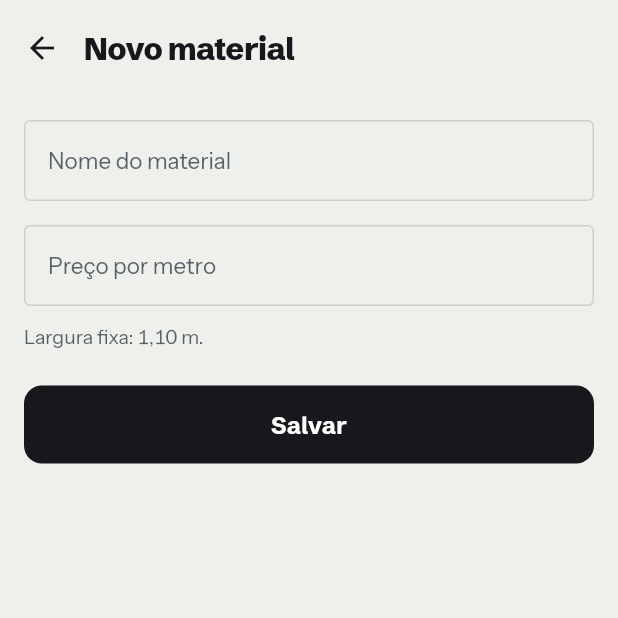
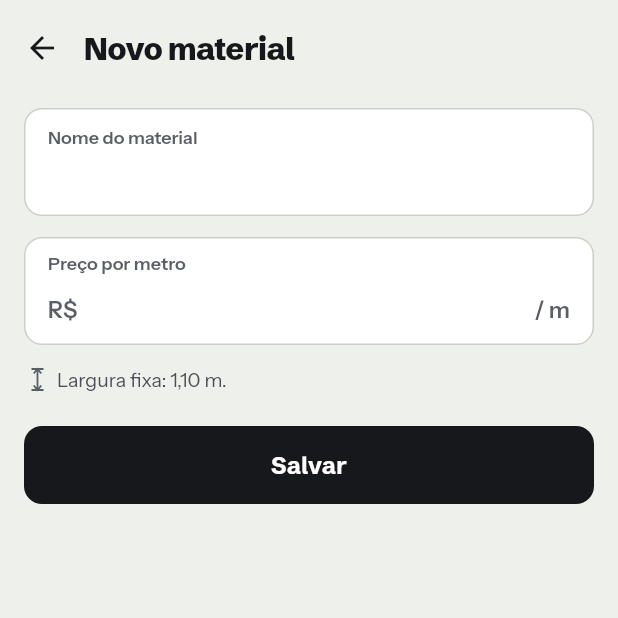
Before and after one commit to vserick/sticker-control, a Flutter app: the MaterialFormPage screen opened directly with empty values, on a phone screen of 412 x 824 dp, the top half of it. Run offline on Flutter 3.47's test engine with Material 3 defaults, Android fonts, the light colour scheme and no system bars; our stand-ins replace drift, drift_flutter; accounts and stored records are empty; generated files the repository leaves out were written again.

Commit message:
Fase 3.5 do redesign Recorte: formulário Novo/Editar material
- Barra "Novo material"/"Editar material" (ícone de excluir em vermelho ao editar).
- Células separadas "Nome do material" e "Preço por metro" (R$ ... / m), com foco e
  erro de 2 px e mensagem abaixo da célula; as mesmas validações e mensagens de antes,
  agora por FormField (o Form continua validando e mostrando o erro do repositório).
- Linha "Largura fixa: 1,10 m." com cota vertical; Salvar primário.
- Diálogo "Excluir material?" com Excluir vermelho (FilledButton).

Testes: só os finders mudaram em materiais_page_test (campoDe(rótulo) no lugar de
widgetWithText(TextFormField, rótulo), pois o rótulo agora fica acima do TextField).
Novo teste de layout em 390 px.

Sem conferência visual: comparar com 06-material-novo.png e 06-material-estados.png
(validação, nome repetido, teclado, editar, excluir).

```diff
--- a/lib/ui/materiais/material_form_page.dart
+++ b/lib/ui/materiais/material_form_page.dart
@@ -3,6 +3,12 @@ import 'package:flutter/material.dart';
 import '../../data/material_repository.dart';
 import '../../logic/calculo.dart';
 import '../../logic/dinheiro.dart';
+import '../recorte/barra.dart';
+import '../recorte/botoes.dart';
+import '../recorte/campo.dart';
+import '../recorte/icones.dart';
+import '../recorte/tipografia.dart';
+import '../recorte/tokens.dart';
 
 /// Cria um material, ou edita [material] quando informado.
 class MaterialFormPage extends StatefulWidget {
@@ -95,14 +101,10 @@ class _MaterialFormPageState extends State<MaterialFormPage> {
           'alterados.',
         ),
         actions: [
-          TextButton(
+          BotaoCancelarDialogo(
             onPressed: () => Navigator.of(context).pop(false),
-            child: const Text('Cancelar'),
           ),
-          FilledButton(
-            onPressed: () => Navigator.of(context).pop(true),
-            child: const Text('Excluir'),
-          ),
+          BotaoExcluirDialogo(onPressed: () => Navigator.of(context).pop(true)),
         ],
       ),
     );
@@ -114,13 +116,13 @@ class _MaterialFormPageState extends State<MaterialFormPage> {
   @override
   Widget build(BuildContext context) {
     return Scaffold(
-      appBar: AppBar(
-        title: Text(_editando ? 'Editar material' : 'Novo material'),
-        actions: [
+      appBar: BarraRecorte(
+        titulo: _editando ? 'Editar material' : 'Novo material',
+        acoes: [
           if (_editando)
             IconButton(
               tooltip: 'Excluir',
-              icon: const Icon(Icons.delete_outline),
+              icon: const Icon(Icons.delete_outline, color: RecorteCores.erro),
               onPressed: _excluir,
             ),
         ],
@@ -128,40 +130,58 @@ class _MaterialFormPageState extends State<MaterialFormPage> {
       body: Form(
         key: _formKey,
         child: ListView(
-          padding: const EdgeInsets.all(16),
+          padding: const EdgeInsets.fromLTRB(
+            RecorteEspaco.margemTela,
+            8,
+            RecorteEspaco.margemTela,
+            24,
+          ),
           children: [
-            TextFormField(
+            CampoRecorte(
+              rotulo: 'Nome do material',
               controller: _nome,
-              decoration: const InputDecoration(
-                labelText: 'Nome do material',
-                border: OutlineInputBorder(),
+              grande: false,
+              alturaMinima: 72,
+              estiloValor: RecorteTexto.valorTexto.copyWith(
+                fontSize: 18,
+                height: 30 / 18,
+                fontWeight: FontWeight.w600,
+                fontVariations: [FontVariation.weight(600)],
               ),
-              textCapitalization: TextCapitalization.sentences,
-              textInputAction: TextInputAction.next,
+              capitalizacao: TextCapitalization.sentences,
+              acaoTeclado: TextInputAction.next,
               validator: _validarNome,
               onChanged: (_) => _erroDoRepositorio = null,
             ),
-            const SizedBox(height: 16),
-            TextFormField(
+            const SizedBox(height: RecorteEspaco.entreBlocos),
+            CampoRecorte(
+              rotulo: 'Preço por metro',
               controller: _preco,
-              decoration: const InputDecoration(
-                labelText: 'Preço por metro',
-                prefixText: r'R$ ',
-                suffixText: '/ m',
-                border: OutlineInputBorder(),
+              alturaMinima: 72,
+              prefixo: r'R$',
+              sufixo: '/ m',
+              teclado: const TextInputType.numberWithOptions(decimal: true),
+              validator: _validarPreco,
+              onSubmitted: (_) => _salvar(),
+            ),
+            const SizedBox(height: RecorteEspaco.entreBlocos),
+            Padding(
+              padding: const EdgeInsets.symmetric(horizontal: 4),
+              child: Row(
+                children: [
+                  const IconeCota.vertical(),
+                  const SizedBox(width: 8),
+                  Text(
+                    'Largura fixa: 1,10 m.',
+                    style: RecorteTexto.corpoSecundario.copyWith(
+                      fontSize: 13,
+                      height: 18 / 13,
+                    ),
+                  ),
+                ],
               ),
-              keyboardType: const TextInputType.numberWithOptions(
-                decimal: true,
-              ),
-              validator: _validarPreco,
-              onFieldSubmitted: (_) => _salvar(),
             ),
-            const SizedBox(height: 12),
-            Text(
-              'Largura fixa: 1,10 m.',
-              style: Theme.of(context).textTheme.bodySmall,
-            ),
-            const SizedBox(height: 24),
+            const SizedBox(height: 22),
             FilledButton(
               onPressed: _salvando ? null : _salvar,
               child: const Text('Salvar'),
```
Also changed, not shown: 2 other files.
